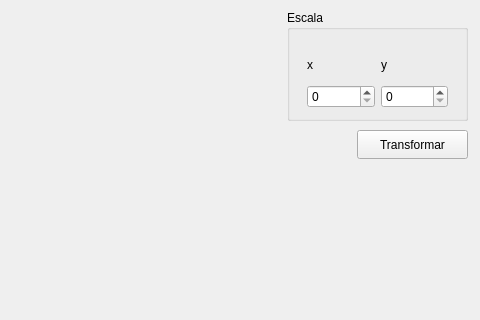
Above: mainwindow.ui from WallaceJunior14/computer-graphics before the change; both pictures show x 503 to 983 and y 0 to 320 of the 983 by 724 pixel window. Below: the same form after it.
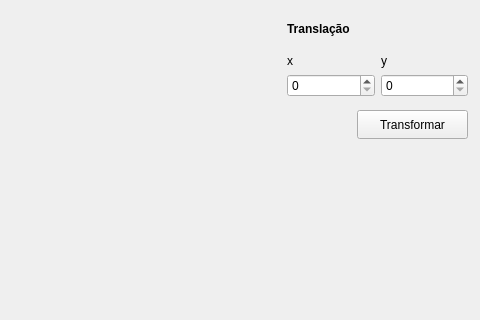
That is the form after the change. Custom widgets are drawn as their Qt base class.

Commit message: Ajustado a função de translação de todas as formas

What changed in the file:
```diff
--- a/mainwindow.ui
+++ b/mainwindow.ui
@@ -196,36 +196,49 @@
      </rect>
     </property>
    </widget>
-   <widget class="QGroupBox" name="gbEscala">
+   <widget class="QPushButton" name="btnTransformar">
+    <property name="geometry">
+     <rect>
+      <x>860</x>
+      <y>110</y>
+      <width>111</width>
+      <height>29</height>
+     </rect>
+    </property>
+    <property name="text">
+     <string>Transformar</string>
+    </property>
+   </widget>
+   <widget class="QWidget" name="">
     <property name="geometry">
      <rect>
       <x>790</x>
       <y>10</y>
       <width>181</width>
-      <height>111</height>
+      <height>87</height>
      </rect>
     </property>
+    <layout class="QVBoxLayout" name="verticalLayout_2">
+     <item>
+      <widget class="QLabel" name="lblTranslacao">
     <property name="font">
      <font>
-      <bold>false</bold>
-     </font>
-    </property>
-    <property name="title">
-     <string>Escala</string>
-    </property>
-    <property name="flat">
-     <bool>false</bool>
-    </property>
-    <widget class="QWidget" name="">
-     <property name="geometry">
-      <rect>
-       <x>20</x>
-       <y>40</y>
-       <width>141</width>
-       <height>58</height>
-      </rect>
-     </property>
+         <bold>true</bold>
+        </font>
+       </property>
+       <property name="text">
+        <string>Translação</string>
+       </property>
+      </widget>
+     </item>
+     <item>
      <layout class="QGridLayout" name="gridLayout">
+       <item row="1" column="0">
+        <widget class="QSpinBox" name="spinTranslacaoX"/>
+       </item>
+       <item row="1" column="1">
+        <widget class="QSpinBox" name="spinTranslacaoY"/>
+       </item>
       <item row="0" column="0">
        <widget class="QLabel" name="lblEscalaX">
         <property name="text">
@@ -240,27 +253,9 @@
         </property>
        </widget>
       </item>
-      <item row="1" column="0">
-       <widget class="QSpinBox" name="spinEscalaX"/>
-      </item>
-      <item row="1" column="1">
-       <widget class="QSpinBox" name="spinEscalaY"/>
-      </item>
-     </layout>
-    </widget>
-   </widget>
-   <widget class="QPushButton" name="btnTransformar">
-    <property name="geometry">
-     <rect>
-      <x>860</x>
-      <y>130</y>
-      <width>111</width>
-      <height>29</height>
-     </rect>
-    </property>
-    <property name="text">
-     <string>Transformar</string>
-    </property>
+      </layout>
+     </item>
+    </layout>
    </widget>
   </widget>
   <widget class="QMenuBar" name="menubar">
```
Left out of the diff: 4 changed lines with no effect on the pictures. Lines whose indentation alone changed are shown as unchanged. The commit also changes 3 other files.
